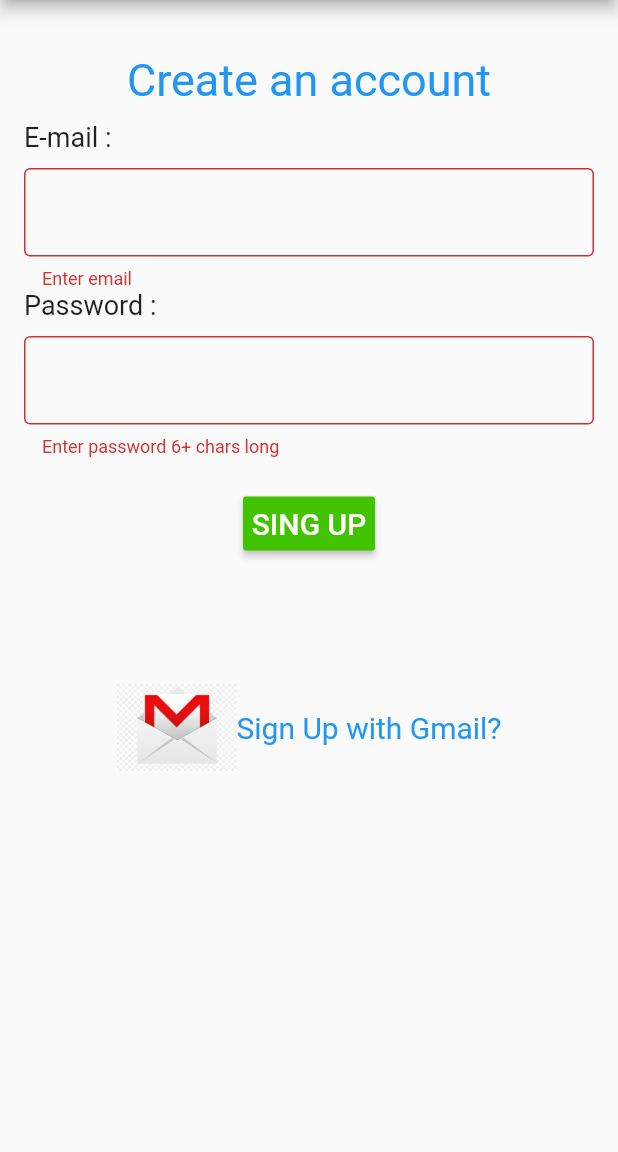
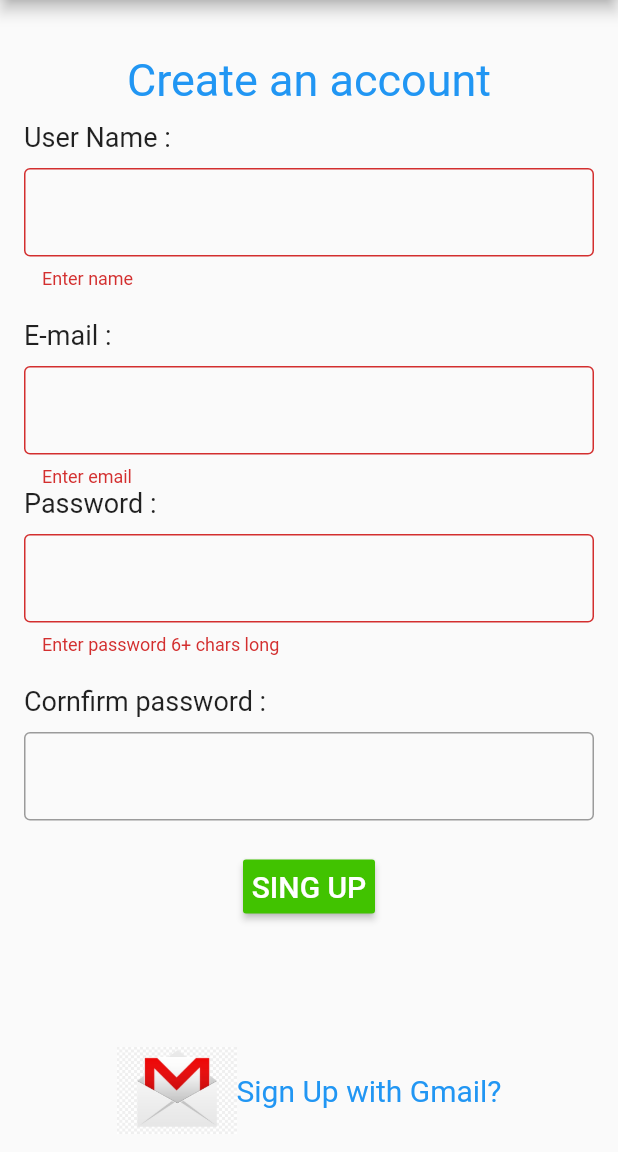
Before and after one commit to MonySOEURN/mobile_travel_smart, a Flutter app: the RegisterProfile screen opened directly, after a tap on "SING UP", on a phone screen of 412 x 824 dp, the part 84-1236 px from its top. Run offline on Flutter 3.47's test engine with Material 2 defaults, Android fonts, the phone set to English and light mode, and no system bars; our stand-ins replace cloud_firestore, firebase_auth, google_maps_flutter; accounts and stored records are empty.

Commit message:
confiq cornfirm password

```diff
--- a/lib/screen/register_profile.dart
+++ b/lib/screen/register_profile.dart
@@ -14,6 +14,8 @@ class _RegisterProfileState extends State<RegisterProfile> {
   // text field state
   String password = '';
   String email = '';
+  String user_name ='';
+  String cornfirm_password ='';
   String error = '';
 
   final _formkey = GlobalKey<FormState>();
@@ -87,6 +89,50 @@ class _RegisterProfileState extends State<RegisterProfile> {
         ),
       ),
     );
+  final userName = TextFormField(
+    validator: (val){
+      if (val.isEmpty) {
+        return 'Enter name';
+      }
+      else {
+        return null;
+      }
+    },
+     onChanged: (val){
+        setState(() {
+          user_name = val;
+        });
+      },
+      decoration: InputDecoration(
+        fillColor: Colors.grey,
+        border: new OutlineInputBorder(
+          borderSide: new BorderSide(),
+        ),
+      ),
+  );
+   final confirmpassword = TextFormField(
+    validator: (val){
+      if (val != this.password) {
+        return 'wrong password';
+      }
+      else {
+        return null;
+      }
+    },
+     onChanged: (val){
+        setState(() {
+          cornfirm_password = this.password;
+        });
+      },
+      decoration: InputDecoration(
+        fillColor: Colors.grey,
+        border: new OutlineInputBorder(
+          borderSide: new BorderSide(),
+        ),
+      ),
+      obscureText: true,
+  );
+
 
     final submitBtn = Center(
         child: RaisedButton(
@@ -122,14 +168,14 @@ class _RegisterProfileState extends State<RegisterProfile> {
           children: <Widget>[
             labelHeaderText,
             SizedBox(height: 10,),
-//            userNameLabel,
-//            SizedBox(
-//              height: 10,
-//            ),
-//            field,
-//            SizedBox(
-//              height: 20,
-//            ),
+           userNameLabel,
+           SizedBox(
+             height: 10,
+           ),
+           userName,
+           SizedBox(
+             height: 20,
+           ),
             emailLabel,
              SizedBox(
               height: 10,
@@ -143,14 +189,14 @@ class _RegisterProfileState extends State<RegisterProfile> {
               height: 10,
             ),
             passwordField,
-//            SizedBox(
-//              height: 20,
-//            ),
-//            confirmPassLabel,
-//             SizedBox(
-//              height: 10,
-//            ),
-//            passwordField,
+           SizedBox(
+             height: 20,
+           ),
+           confirmPassLabel,
+            SizedBox(
+             height: 10,
+           ),
+           confirmpassword,
             SizedBox(height: 20,),
             submitBtn,
             SizedBox(height: 20,),
```
